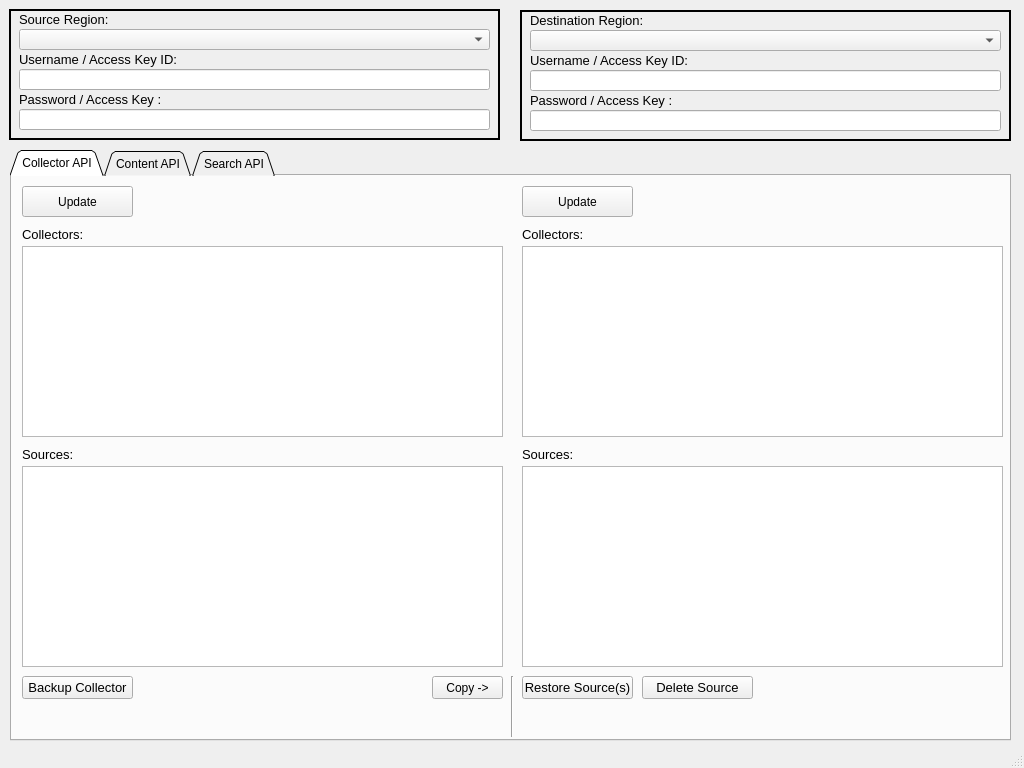
Above: data/sumotoolbox.ui from SumoLogic/sumologictoolbox before the change. Below: the same form after it.
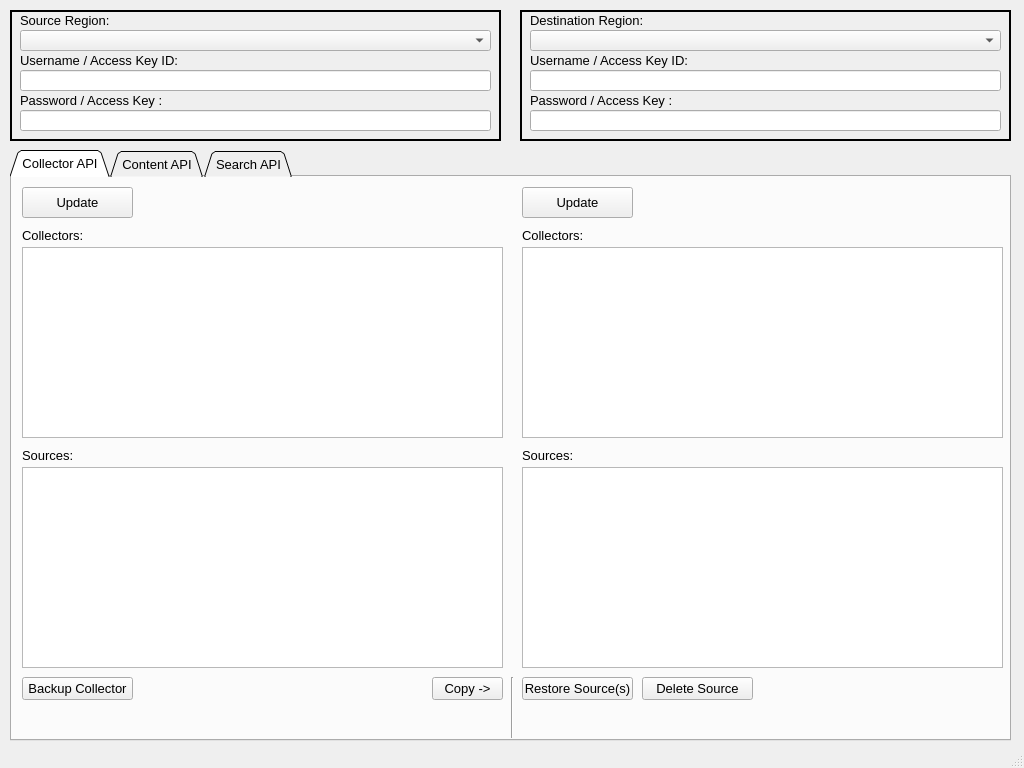
That is the form after the change. The open tabs and pages were chosen to show the change.

Commit message: UI Adjustments, fixed some fonts

Diff of the .ui file:
```diff
--- a/data/sumotoolbox.ui
+++ b/data/sumotoolbox.ui
@@ -47,6 +47,12 @@
       <verstretch>0</verstretch>
      </sizepolicy>
     </property>
+    <property name="font">
+     <font>
+      <family>Arial</family>
+      <pointsize>10</pointsize>
+     </font>
+    </property>
     <property name="tabShape">
      <enum>QTabWidget::Triangular</enum>
     </property>
@@ -66,6 +72,12 @@
         <height>31</height>
        </rect>
       </property>
+      <property name="font">
+       <font>
+        <family>Arial</family>
+        <pointsize>10</pointsize>
+       </font>
+      </property>
       <property name="contextMenuPolicy">
        <enum>Qt::NoContextMenu</enum>
       </property>
@@ -279,6 +291,12 @@
         <height>23</height>
        </rect>
       </property>
+      <property name="font">
+       <font>
+        <family>Arial</family>
+        <pointsize>10</pointsize>
+       </font>
+      </property>
       <property name="contextMenuPolicy">
        <enum>Qt::NoContextMenu</enum>
       </property>
@@ -295,6 +313,12 @@
         <height>31</height>
        </rect>
       </property>
+      <property name="font">
+       <font>
+        <family>Arial</family>
+        <pointsize>10</pointsize>
+       </font>
+      </property>
       <property name="contextMenuPolicy">
        <enum>Qt::NoContextMenu</enum>
       </property>
@@ -753,8 +777,8 @@
    <widget class="QFrame" name="frame">
     <property name="geometry">
      <rect>
-      <x>9</x>
-      <y>9</y>
+      <x>10</x>
+      <y>10</y>
       <width>491</width>
       <height>131</height>
      </rect>
@@ -799,6 +823,12 @@
        <height>21</height>
       </rect>
      </property>
+     <property name="font">
+      <font>
+       <family>Arial</family>
+       <pointsize>10</pointsize>
+      </font>
+     </property>
      <property name="contextMenuPolicy">
       <enum>Qt::NoContextMenu</enum>
      </property>
@@ -834,6 +864,12 @@
        <height>21</height>
       </rect>
      </property>
+     <property name="font">
+      <font>
+       <family>Arial</family>
+       <pointsize>10</pointsize>
+      </font>
+     </property>
      <property name="contextMenuPolicy">
       <enum>Qt::NoContextMenu</enum>
      </property>
@@ -869,6 +905,12 @@
        <height>21</height>
       </rect>
      </property>
+     <property name="font">
+      <font>
+       <family>Arial</family>
+       <pointsize>10</pointsize>
+      </font>
+     </property>
      <property name="contextMenuPolicy">
       <enum>Qt::NoContextMenu</enum>
      </property>
```
Left out of the diff: 35 changed lines with no effect on the pictures. The commit also changes 1 other file.
